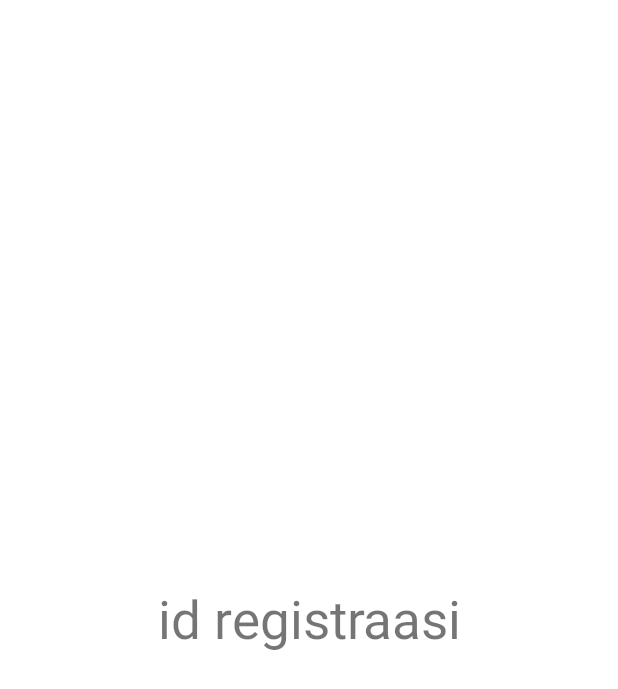
After one commit to KeDai-Computerworks/KeDaiApp, an Android app: the layout activity_registration_success.xml on its own in the app's theme, with its tools: preview values and no code run, on a phone screen of 412 x 824 dp. The commit adds this screen. Shown: the top 689 px of the screen. Run offline under Robolectric (Android 15) with nearby library versions, the light colour scheme and no system bars.

Commit message:
add registration success

```diff
--- a/app/src/main/AndroidManifest.xml
+++ b/app/src/main/AndroidManifest.xml
@@ -12,13 +12,14 @@
     <uses-permission android:name="android.permission.CHANGE_NETWORK_STATE" />
 
     <application
-        android:allowBackup="true"
         android:icon="@mipmap/ic_launcher"
         android:label="@string/app_name"
         android:roundIcon="@mipmap/ic_launcher_round"
         android:supportsRtl="true"
         android:theme="@style/Theme.KeDaiApp"
-        android:usesCleartextTraffic="true">
+        android:usesCleartextTraffic="true"
+        tools:ignore="AllowBackup">
+        <activity android:name=".activity.RegistrationSuccessActivity" />
         <activity android:name=".activity.SteRegistrationActivity3" />
         <activity android:name=".activity.SteRegistrationActivity2" />
         <activity android:name=".activity.SteRegistrationActivity" />
--- /dev/null
+++ b/app/src/main/res/layout/activity_registration_success.xml
@@ -0,0 +1,18 @@
+<?xml version="1.0" encoding="utf-8"?>
+<androidx.constraintlayout.widget.ConstraintLayout xmlns:android="http://schemas.android.com/apk/res/android"
+    xmlns:app="http://schemas.android.com/apk/res-auto"
+    xmlns:tools="http://schemas.android.com/tools"
+    android:layout_width="match_parent"
+    android:layout_height="match_parent"
+    tools:context=".activity.RegistrationSuccessActivity">
+
+    <TextView
+        android:gravity="center"
+        android:id="@+id/idR"
+        android:layout_width="match_parent"
+        android:layout_height="wrap_content"
+        android:textSize="35sp"
+        app:layout_constraintBottom_toBottomOf="parent"
+        app:layout_constraintTop_toTopOf="parent"
+        tools:text="id registraasi" />
+</androidx.constraintlayout.widget.ConstraintLayout>
--- a/app/src/main/res/values/strings.xml
+++ b/app/src/main/res/values/strings.xml
@@ -34,4 +34,5 @@
     <string name="laki_laki">Laki-laki</string>
     <string name="perempuan">Perempuan</string>
     <string name="lanjut">Lanjut</string>
+    <string name="pendaftaran_sukses">Pendaftaran Sukses</string>
 </resources>
```
Also changed, not shown: app/src/main/java/co/id/kedai/kedaiapp/activity/RegistrationSuccessActivity.kt (added, +21 -0 lines), app/src/main/java/co/id/kedai/kedaiapp/activity/SteRegistrationActivity3.kt (+7 -2 lines).
